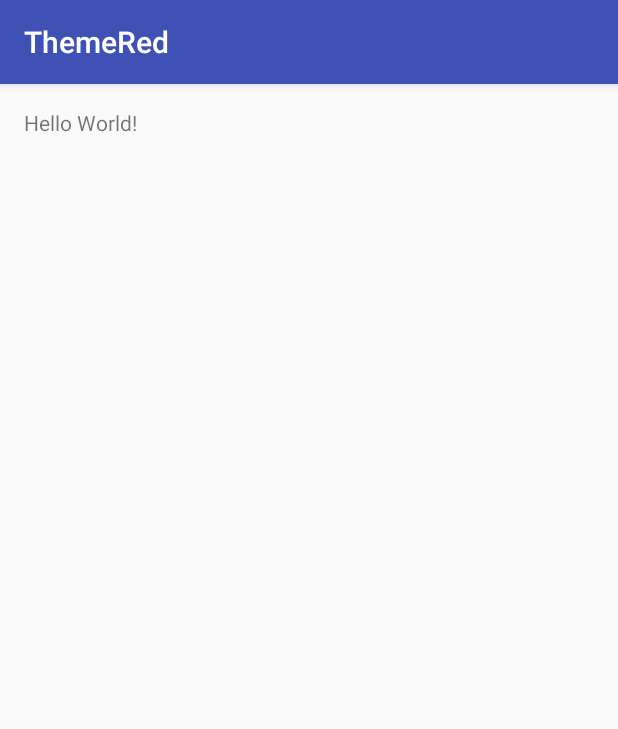
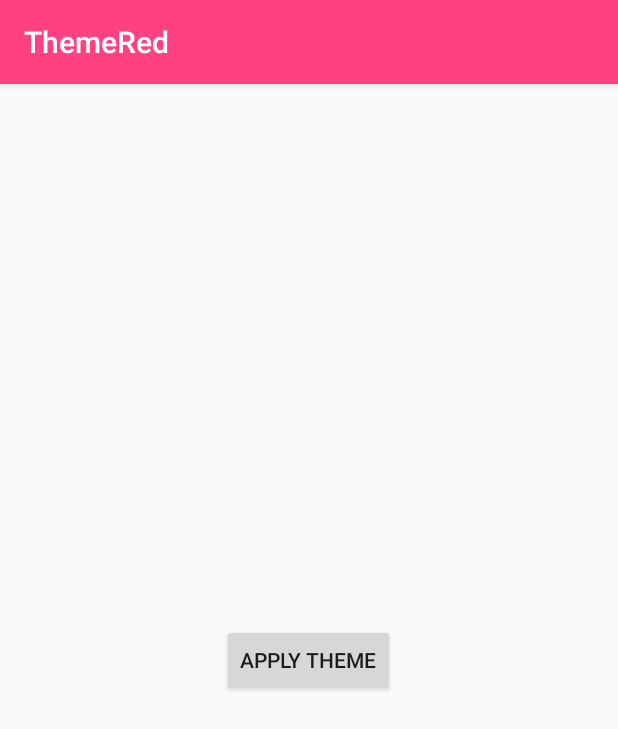
Before and after one commit to torv/ChangeSkin, an Android app: the screen it shows after launch (MainActivity), on a phone screen of 412 x 824 dp. Shown: the top 729 px of the screen. Run offline under Robolectric (Android 15) with nearby library versions, the phone set to English and light mode, and no system bars.

Commit message:
apply theme

```diff
--- a/themered/src/main/java/com/torv/adam/themered/MainActivity.java
+++ b/themered/src/main/java/com/torv/adam/themered/MainActivity.java
@@ -1,7 +1,10 @@
 package com.torv.adam.themered;
 
+import android.content.ComponentName;
+import android.content.Intent;
 import android.support.v7.app.AppCompatActivity;
 import android.os.Bundle;
+import android.view.View;
 
 public class MainActivity extends AppCompatActivity {
 
@@ -10,4 +13,13 @@ public class MainActivity extends AppCompatActivity {
         super.onCreate(savedInstanceState);
         setContentView(R.layout.activity_main);
     }
+
+    public void onApplyClicked(View view) {
+        Intent intent = new Intent();
+        intent.setComponent(new ComponentName("com.torv.adam.changeskin", "com.torv.adam.changeskin.MainActivity"));
+        Bundle bundle = new Bundle();
+        bundle.putString("bundle_key_package_name", getPackageName());
+        intent.putExtras(bundle);
+        startActivity(intent);
+    }
 }
--- a/themered/src/main/res/layout/activity_main.xml
+++ b/themered/src/main/res/layout/activity_main.xml
@@ -1,13 +1,13 @@
 <?xml version="1.0" encoding="utf-8"?>
 <RelativeLayout xmlns:android="http://schemas.android.com/apk/res/android"
-    xmlns:tools="http://schemas.android.com/tools" android:id="@+id/activity_main"
-    android:layout_width="match_parent" android:layout_height="match_parent"
-    android:paddingBottom="@dimen/activity_vertical_margin"
-    android:paddingLeft="@dimen/activity_horizontal_margin"
-    android:paddingRight="@dimen/activity_horizontal_margin"
-    android:paddingTop="@dimen/activity_vertical_margin"
-    tools:context="com.torv.adam.themered.MainActivity">
+    android:id="@+id/activity_main"
+    android:layout_width="match_parent"
+    android:layout_height="match_parent">
 
-    <TextView android:layout_width="wrap_content" android:layout_height="wrap_content"
-        android:text="Hello World!" />
+    <Button
+        android:layout_centerInParent="true"
+        android:text="Apply Theme"
+        android:onClick="onApplyClicked"
+        android:layout_width="wrap_content"
+        android:layout_height="wrap_content" />
 </RelativeLayout>
--- a/themered/src/main/res/values/colors.xml
+++ b/themered/src/main/res/values/colors.xml
@@ -1,6 +1,6 @@
 <?xml version="1.0" encoding="utf-8"?>
 <resources>
-    <color name="colorPrimary">#3F51B5</color>
+    <color name="colorPrimary">#FF4081</color>
     <color name="colorPrimaryDark">#303F9F</color>
     <color name="colorAccent">#FF4081</color>
 </resources>
```
